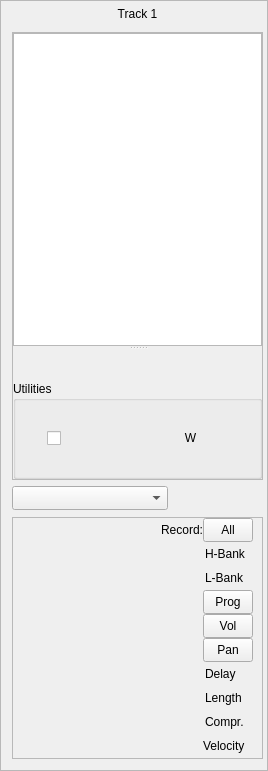
This is oom/widgets/conductor/ConductorBase.ui in ccherrett/oom as Qt 5 draws it before an edit. The edited form follows.
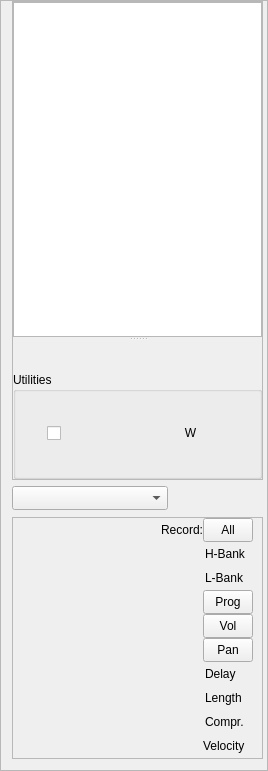
This is the edited form. Custom widgets are drawn as their Qt base class.

Commit message: Performer: Removed all splitter layout to gain better control over sizing, Conductor now properly remembers its state. Control Lanes: Rewrite to support resizing of each widget independently and save and restore size and collapsed state - Controller lanes will maintain state on a per instrument basis as to learn what controllers you use per instrument, New icons for add remove program change, move next/prev parts icons into the Performer so they are visible no matter what tab you are on

What changed in the file:
```diff
--- a/oom/widgets/conductor/ConductorBase.ui
+++ b/oom/widgets/conductor/ConductorBase.ui
@@ -31,98 +31,13 @@
   <property name="frameShadow">
    <enum>QFrame::Raised</enum>
   </property>
-  <layout class="QVBoxLayout" name="verticalLayout" stretch="0,0,0,0">
+  <layout class="QVBoxLayout" name="verticalLayout" stretch="0,0,0">
    <property name="topMargin">
     <number>0</number>
    </property>
    <property name="rightMargin">
     <number>4</number>
    </property>
-   <item>
-    <layout class="QHBoxLayout" name="horizontalLayout_7">
-     <property name="spacing">
-      <number>0</number>
-     </property>
-     <property name="topMargin">
-      <number>0</number>
-     </property>
-     <item>
-      <widget class="QToolButton" name="btnPrev">
-       <property name="minimumSize">
-        <size>
-         <width>25</width>
-         <height>25</height>
-        </size>
-       </property>
-       <property name="maximumSize">
-        <size>
-         <width>25</width>
-         <height>25</height>
-        </size>
-       </property>
-       <property name="text">
-        <string/>
-       </property>
-       <property name="iconSize">
-        <size>
-         <width>25</width>
-         <height>25</height>
-        </size>
-       </property>
-       <property name="autoRaise">
-        <bool>true</bool>
-       </property>
-      </widget>
-     </item>
-     <item>
-      <widget class="QLabel" name="trackNameLabel">
-       <property name="sizePolicy">
-        <sizepolicy hsizetype="Ignored" vsizetype="Minimum">
-         <horstretch>0</horstretch>
-         <verstretch>0</verstretch>
-        </sizepolicy>
-       </property>
-       <property name="text">
-        <string>Track 1</string>
-       </property>
-       <property name="alignment">
-        <set>Qt::AlignCenter</set>
-       </property>
-       <property name="wordWrap">
-        <bool>true</bool>
-       </property>
-      </widget>
-     </item>
-     <item>
-      <widget class="QToolButton" name="btnNext">
-       <property name="minimumSize">
-        <size>
-         <width>25</width>
-         <height>25</height>
-        </size>
-       </property>
-       <property name="maximumSize">
-        <size>
-         <width>25</width>
-         <height>25</height>
-        </size>
-       </property>
-       <property name="text">
-        <string/>
-       </property>
-       <property name="iconSize">
-        <size>
-         <width>25</width>
-         <height>25</height>
-        </size>
-       </property>
-       <property name="autoRaise">
-        <bool>true</bool>
-       </property>
-      </widget>
-     </item>
-    </layout>
-   </item>
    <item>
     <widget class="QScrollArea" name="scrollArea">
      <property name="widgetResizable">
@@ -134,7 +49,7 @@
         <x>0</x>
         <y>0</y>
         <width>250</width>
-        <height>430</height>
+        <height>463</height>
        </rect>
       </property>
       <layout class="QVBoxLayout" name="verticalLayout_5">
```
Left out of the diff: 8 changed lines with no effect on the pictures. The commit also changes 27 other files.
